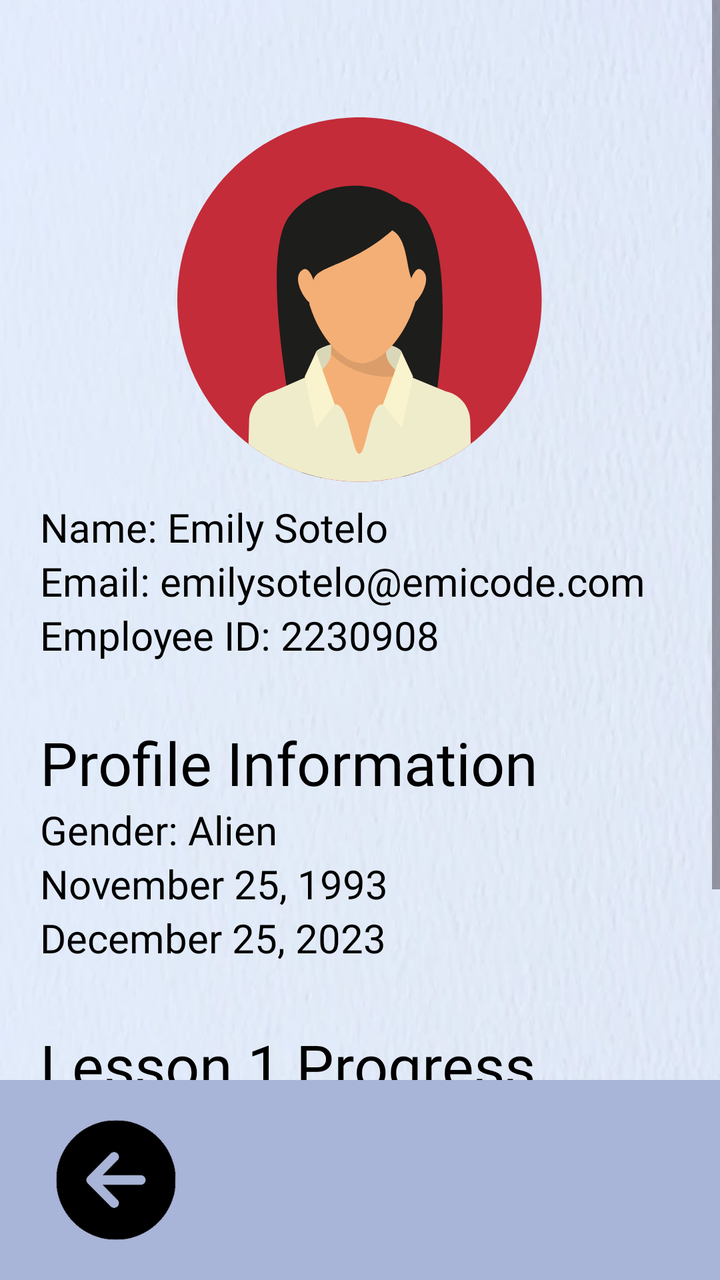
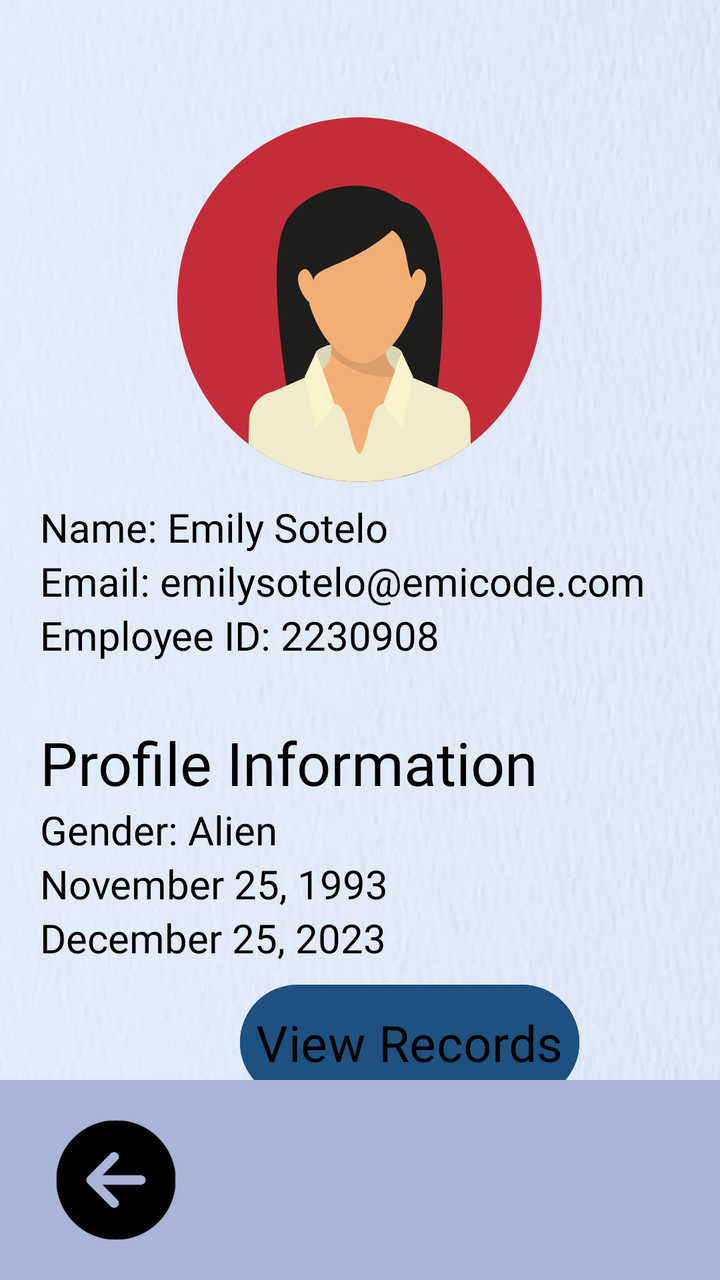

Before-and-after screenshots of an Android layout around one commit, followed by the original layout XML and the change that was made.
<!-- AndroidManifest.xml: application theme Theme.FinalsApplication -->
<!-- res/layout/profile_information_admin_side.xml -->
<?xml version="1.0" encoding="utf-8"?>
<RelativeLayout xmlns:android="http://schemas.android.com/apk/res/android"
    android:layout_width="match_parent"
    android:layout_height="match_parent"
    xmlns:tools="http://schemas.android.com/tools"
    xmlns:app="http://schemas.android.com/apk/res-auto"
    android:background="@drawable/textured_background">

    <ScrollView
        android:layout_width="409dp"
        android:layout_height="729dp"
        tools:layout_editor_absoluteX="1dp"
        tools:layout_editor_absoluteY="1dp">


        <LinearLayout
            android:layout_width="match_parent"
            android:layout_height="wrap_content"
            android:orientation="vertical">

            <LinearLayout
                android:layout_width="match_parent"
                android:layout_height="wrap_content"
                android:orientation="vertical"
                android:layout_marginTop="50dp">

                <ImageView
                    android:id="@+id/profile_pic"
                    android:layout_width="match_parent"
                    android:layout_height="200dp"
                    android:src="@drawable/female_icon"
                    />

                <TextView
                    android:id="@+id/user_name"
                    android:layout_width="match_parent"
                    android:layout_height="wrap_content"
                    android:layout_marginLeft="20dp"
                    android:textSize="20sp"
                    android:fontFamily="@font/roboto_regular"
                    android:textColor="@color/black"
                    android:text="Name: Emily Sotelo">

                </TextView>

                <TextView
                    android:id="@+id/user_email"
                    android:layout_width="match_parent"
                    android:layout_height="wrap_content"
                    android:layout_marginLeft="20dp"
                    android:textSize="20sp"
                    android:fontFamily="@font/roboto_regular"
                    android:textColor="@color/black"
                    android:text="Email: emilysotelo@emicode.com">

                </TextView>

                <TextView
                    android:id="@+id/employee_id"
                    android:layout_width="match_parent"
                    android:layout_height="wrap_content"
                    android:layout_marginLeft="20dp"
                    android:textSize="20sp"
                    android:fontFamily="@font/roboto_regular"
                    android:textColor="@color/black"
                    android:text="Employee ID: 2230908">

                </TextView>

                <TextView
                    android:id="@+id/prof_info"
                    android:layout_width="match_parent"
                    android:layout_height="wrap_content"
                    android:layout_marginTop="30dp"
                    android:layout_marginLeft="20dp"
                    android:textSize="30sp"
                    android:fontFamily="@font/roboto_bold"
                    android:textColor="@color/black"
                    android:text="Profile Information">

                </TextView>

                <TextView
                    android:id="@+id/user_sex"
                    android:layout_width="match_parent"
                    android:layout_height="wrap_content"
                    android:layout_marginLeft="20dp"
                    android:textSize="20sp"
                    android:fontFamily="@font/roboto_regular"
                    android:textColor="@color/black"
                    android:text="Gender: Alien">

                </TextView>

                <TextView
                    android:id="@+id/date_of_birth"
                    android:layout_width="match_parent"
                    android:layout_height="wrap_content"
                    android:layout_marginLeft="20dp"
                    android:textSize="20sp"
                    android:fontFamily="@font/roboto_regular"
                    android:textColor="@color/black"
                    android:text="November 25, 1993">

                </TextView>

                <TextView
                    android:id="@+id/date_hired"
                    android:layout_width="match_parent"
                    android:layout_height="wrap_content"
                    android:layout_marginLeft="20dp"
                    android:textSize="20sp"
                    android:fontFamily="@font/roboto_regular"
                    android:textColor="@color/black"
                    android:text="December 25, 2023">

                </TextView>

            </LinearLayout>

            <LinearLayout
                android:layout_width="wrap_content"
                android:layout_height="match_parent"
                android:orientation="vertical"
                android:layout_marginTop="30dp">

                <TextView
                    android:id="@+id/lesson1_bar"
                    android:layout_width="match_parent"
                    android:layout_height="wrap_content"
                    android:layout_marginLeft="20dp"
                    android:textSize="30sp"
                    android:fontFamily="@font/roboto_bold"
                    android:textColor="@color/black"
                    android:text="Lesson 1 Progress">

                </TextView>

                <ProgressBar
                    android:id="@+id/progressBar_lesson1"
                    style="?android:attr/progressBarStyleHorizontal"
                    android:indeterminate="false"
                    android:layout_width="313dp"
                    android:layout_height="30dp"
                    android:layout_marginLeft="50dp"
                    android:max="100"
                    android:progressTint="#1e5180">

                </ProgressBar>

            </LinearLayout>

            <LinearLayout
                android:layout_width="wrap_content"
                android:layout_height="match_parent"
                android:orientation="vertical"
                android:layout_marginTop="30dp">

                <TextView
                    android:id="@+id/lesson2_bar"
                    android:layout_width="match_parent"
                    android:layout_height="wrap_content"
                    android:layout_marginLeft="20dp"
                    android:textSize="30sp"
                    android:fontFamily="@font/roboto_bold"
                    android:textColor="@color/black"
                    android:text="Lesson 2 Progress">

                </TextView>

                <ProgressBar
                    android:id="@+id/progressBar_lesson2"
                    style="?android:attr/progressBarStyleHorizontal"
                    android:indeterminate="false"
                    android:layout_width="313dp"
                    android:layout_height="20dp"
                    android:layout_marginLeft="50dp"
                    android:max="100"
                    android:progressTint="#1e5180">

                </ProgressBar>

            </LinearLayout>

            <LinearLayout
                android:layout_width="wrap_content"
                android:layout_height="match_parent"
                android:orientation="vertical"
                android:layout_marginTop="30dp">

                <TextView
                    android:id="@+id/lesson3_bar"
                    android:layout_width="match_parent"
                    android:layout_height="wrap_content"
                    android:layout_marginLeft="20dp"
                    android:textSize="30sp"
                    android:fontFamily="@font/roboto_bold"
                    android:textColor="@color/black"
                    android:text="Lesson 3 Progress">

                </TextView>

                <ProgressBar
                    android:id="@+id/progressBar_lesson3"
                    style="?android:attr/progressBarStyleHorizontal"
                    android:layout_marginBottom="40dp"
                    android:indeterminate="false"
                    android:layout_width="313dp"
                    android:layout_height="20dp"
                    android:layout_marginLeft="50dp"
                    android:max="100"
                    android:progressTint="#1e5180">

                </ProgressBar>

            </LinearLayout>

            <LinearLayout
                android:layout_width="wrap_content"
                android:layout_height="wrap_content">

                <Button
                    android:id="@+id/viewRecords"
                    android:background="@drawable/rounded_button"
                    android:layout_width="match_parent"
                    android:layout_height="wrap_content"
                    android:layout_marginStart="120dp"
                    android:layout_marginTop="10dp"
                    android:fontFamily="@font/roboto_black"
                    android:textColor="@color/black"
                    android:padding="8dp"
                    android:text="View Records"
                    android:textSize="25sp"
                    app:backgroundTint="#1e5180">

                </Button>

            </LinearLayout>

            <LinearLayout
                android:layout_width="match_parent"
                android:layout_height="wrap_content"
                android:layout_marginTop="50dp"
                android:orientation="vertical">
            </LinearLayout>
        </LinearLayout>

    </ScrollView>
    <LinearLayout
        android:layout_width="match_parent"
        android:layout_height="100dp"
        android:layout_alignParentBottom="true"
        android:background="#a8b4d8">

        <ImageButton
            android:id="@+id/imageButtonBackLP1"
            android:layout_width="76dp"
            android:layout_height="wrap_content"
            android:layout_marginStart="20dp"
            android:layout_marginTop="20dp"
            android:layout_marginBottom="20dp"
            android:background="?android:attr/selectableItemBackground"
            android:scaleType="fitCenter"
            android:src="@drawable/arrowleft" />
    </LinearLayout>
</RelativeLayout>
<!-- resources referenced by this layout -->
<resources>
  <color name="black">#000000</color>
  <!-- drawable arrowleft: png bitmap (drawable, 16559 bytes) -->
  <!-- drawable female_icon: png bitmap (drawable, 29469 bytes) -->
  <!-- drawable rounded_button (drawable) -->
  <?xml version="1.0" encoding="utf-8"?>
  <layer-list xmlns:android="http://schemas.android.com/apk/res/android">
  
      <item>
          <shape>
              <corners android:radius="51dp" /> 
              <solid android:color="#1e5180" />
          </shape>
      </item>
  
      <item android:left="51dp">
          <shape>
              <solid android:color="#1e5180" />
              <corners android:radius="51dp" /> 
              <corners android:topRightRadius="51dp"
                  android:topLeftRadius="51dp"
                  android:bottomRightRadius="51dp"
                  android:bottomLeftRadius="51dp"/>
          </shape>
      </item>
  
      <item>
          <shape>
              
              <corners android:radius="51dp" /> 
              <solid android:color="@android:color/transparent" />
              <stroke
                  android:width="1dp"
                  android:color="#1e5180" />
          </shape>
      </item>
  </layer-list>
  <!-- drawable textured_background: png bitmap (drawable, 258989 bytes) -->
  <style name="Theme.FinalsApplication" parent="Base.Theme.FinalsApplication" />
  <style name="Base.Theme.FinalsApplication" parent="Theme.Material3.DayNight.NoActionBar">
          
          
          <item name="android:statusBarColor">#00000000</item>
      </style>
</resources>

<!-- the commit's change to res/layout/profile_information_admin_side.xml (unified diff, before → after) -->
@@ -120,103 +120,6 @@
 
             <LinearLayout
                 android:layout_width="wrap_content"
-                android:layout_height="match_parent"
-                android:orientation="vertical"
-                android:layout_marginTop="30dp">
-
-                <TextView
-                    android:id="@+id/lesson1_bar"
-                    android:layout_width="match_parent"
-                    android:layout_height="wrap_content"
-                    android:layout_marginLeft="20dp"
-                    android:textSize="30sp"
-                    android:fontFamily="@font/roboto_bold"
-                    android:textColor="@color/black"
-                    android:text="Lesson 1 Progress">
-
-                </TextView>
-
-                <ProgressBar
-                    android:id="@+id/progressBar_lesson1"
-                    style="?android:attr/progressBarStyleHorizontal"
-                    android:indeterminate="false"
-                    android:layout_width="313dp"
-                    android:layout_height="30dp"
-                    android:layout_marginLeft="50dp"
-                    android:max="100"
-                    android:progressTint="#1e5180">
-
-                </ProgressBar>
-
-            </LinearLayout>
-
-            <LinearLayout
-                android:layout_width="wrap_content"
-                android:layout_height="match_parent"
-                android:orientation="vertical"
-                android:layout_marginTop="30dp">
-
-                <TextView
-                    android:id="@+id/lesson2_bar"
-                    android:layout_width="match_parent"
-                    android:layout_height="wrap_content"
-                    android:layout_marginLeft="20dp"
-                    android:textSize="30sp"
-                    android:fontFamily="@font/roboto_bold"
-                    android:textColor="@color/black"
-                    android:text="Lesson 2 Progress">
-
-                </TextView>
-
-                <ProgressBar
-                    android:id="@+id/progressBar_lesson2"
-                    style="?android:attr/progressBarStyleHorizontal"
-                    android:indeterminate="false"
-                    android:layout_width="313dp"
-                    android:layout_height="20dp"
-                    android:layout_marginLeft="50dp"
-                    android:max="100"
-                    android:progressTint="#1e5180">
-
-                </ProgressBar>
-
-            </LinearLayout>
-
-            <LinearLayout
-                android:layout_width="wrap_content"
-                android:layout_height="match_parent"
-                android:orientation="vertical"
-                android:layout_marginTop="30dp">
-
-                <TextView
-                    android:id="@+id/lesson3_bar"
-                    android:layout_width="match_parent"
-                    android:layout_height="wrap_content"
-                    android:layout_marginLeft="20dp"
-                    android:textSize="30sp"
-                    android:fontFamily="@font/roboto_bold"
-                    android:textColor="@color/black"
-                    android:text="Lesson 3 Progress">
-
-                </TextView>
-
-                <ProgressBar
-                    android:id="@+id/progressBar_lesson3"
-                    style="?android:attr/progressBarStyleHorizontal"
-                    android:layout_marginBottom="40dp"
-                    android:indeterminate="false"
-                    android:layout_width="313dp"
-                    android:layout_height="20dp"
-                    android:layout_marginLeft="50dp"
-                    android:max="100"
-                    android:progressTint="#1e5180">
-
-                </ProgressBar>
-
-            </LinearLayout>
-
-            <LinearLayout
-                android:layout_width="wrap_content"
                 android:layout_height="wrap_content">
 
                 <Button
